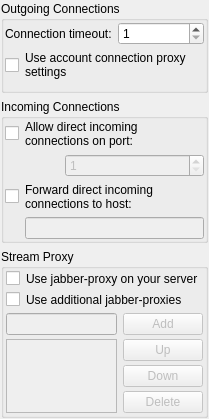
Before: the Qt Designer form src/plugins/socksstreams/advancedsocksoptionswidget2.ui in xnamed/vacuum-im, drawn with Qt 5.
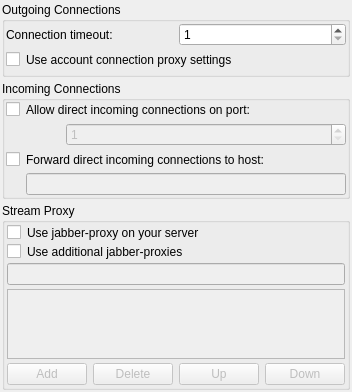
After: the same form once the commit is applied.

The edit to the form file:
```diff
--- a/src/plugins/socksstreams/advancedsocksoptionswidget2.ui
+++ b/src/plugins/socksstreams/advancedsocksoptionswidget2.ui
@@ -6,8 +6,8 @@
    <rect>
     <x>0</x>
     <y>0</y>
-    <width>209</width>
-    <height>419</height>
+    <width>336</width>
+    <height>366</height>
    </rect>
   </property>
   <property name="sizePolicy">
@@ -16,18 +16,21 @@
     <verstretch>0</verstretch>
    </sizepolicy>
   </property>
-  <layout class="QVBoxLayout" name="verticalLayout_5">
+  <layout class="QVBoxLayout" name="verticalLayout_2">
+   <property name="spacing">
+    <number>4</number>
+   </property>
    <property name="leftMargin">
-    <number>1</number>
+    <number>2</number>
    </property>
    <property name="topMargin">
-    <number>1</number>
+    <number>2</number>
    </property>
    <property name="rightMargin">
-    <number>1</number>
+    <number>2</number>
    </property>
    <property name="bottomMargin">
-    <number>1</number>
+    <number>2</number>
    </property>
    <item>
     <widget class="QGroupBox" name="grbOutgoingConnections">
@@ -71,7 +74,7 @@
         <item>
          <widget class="QSpinBox" name="spbConnectTimeout">
           <property name="sizePolicy">
-           <sizepolicy hsizetype="Expanding" vsizetype="Preferred">
+           <sizepolicy hsizetype="Preferred" vsizetype="Preferred">
             <horstretch>0</horstretch>
             <verstretch>0</verstretch>
            </sizepolicy>
@@ -276,7 +279,7 @@
    <item>
     <widget class="QGroupBox" name="grbStreamProxy">
      <property name="sizePolicy">
-      <sizepolicy hsizetype="Expanding" vsizetype="Preferred">
+      <sizepolicy hsizetype="Expanding" vsizetype="Expanding">
        <horstretch>0</horstretch>
        <verstretch>0</verstretch>
       </sizepolicy>
@@ -284,7 +287,10 @@
      <property name="title">
       <string>Stream Proxy</string>
      </property>
-     <layout class="QVBoxLayout" name="verticalLayout_4">
+     <layout class="QVBoxLayout" name="verticalLayout">
+      <property name="spacing">
+       <number>4</number>
+      </property>
       <property name="leftMargin">
        <number>2</number>
       </property>
@@ -361,13 +367,6 @@
        </layout>
       </item>
       <item>
-       <layout class="QHBoxLayout" name="horizontalLayout_2">
-        <item>
-         <layout class="QVBoxLayout" name="verticalLayout_2">
-          <property name="spacing">
-           <number>4</number>
-          </property>
-          <item>
            <widget class="QLineEdit" name="lneStreamProxy">
             <property name="enabled">
              <bool>false</bool>
@@ -387,13 +386,8 @@
             </property>
            </widget>
           </item>
-         </layout>
-        </item>
         <item>
-         <layout class="QVBoxLayout" name="verticalLayout">
-          <property name="spacing">
-           <number>4</number>
-          </property>
+       <layout class="QHBoxLayout" name="horizontalLayout_2">
           <item>
            <widget class="QPushButton" name="pbtAddStreamProxy">
             <property name="enabled">
@@ -410,6 +404,35 @@
             </property>
            </widget>
           </item>
+        <item>
+         <widget class="QPushButton" name="pbtDeleteStreamProxy">
+          <property name="enabled">
+           <bool>false</bool>
+          </property>
+          <property name="sizePolicy">
+           <sizepolicy hsizetype="Preferred" vsizetype="Fixed">
+            <horstretch>0</horstretch>
+            <verstretch>0</verstretch>
+           </sizepolicy>
+          </property>
+          <property name="text">
+           <string>Delete</string>
+          </property>
+         </widget>
+        </item>
+        <item>
+         <spacer name="horizontalSpacer_2">
+          <property name="orientation">
+           <enum>Qt::Horizontal</enum>
+          </property>
+          <property name="sizeHint" stdset="0">
+           <size>
+            <width>6</width>
+            <height>20</height>
+           </size>
+          </property>
+         </spacer>
+        </item>
           <item>
            <widget class="QPushButton" name="pbtStreamProxyUp">
             <property name="enabled">
@@ -442,24 +465,6 @@
             </property>
            </widget>
           </item>
-          <item>
-           <widget class="QPushButton" name="pbtDeleteStreamProxy">
-            <property name="enabled">
-             <bool>false</bool>
-            </property>
-            <property name="sizePolicy">
-             <sizepolicy hsizetype="Preferred" vsizetype="Fixed">
-              <horstretch>0</horstretch>
-              <verstretch>0</verstretch>
-             </sizepolicy>
-            </property>
-            <property name="text">
-             <string>Delete</string>
-            </property>
-           </widget>
-          </item>
-         </layout>
-        </item>
        </layout>
       </item>
      </layout>
```
Left out of the diff: 2 changed lines with no effect on the pictures. Lines whose indentation alone changed are shown as unchanged.
